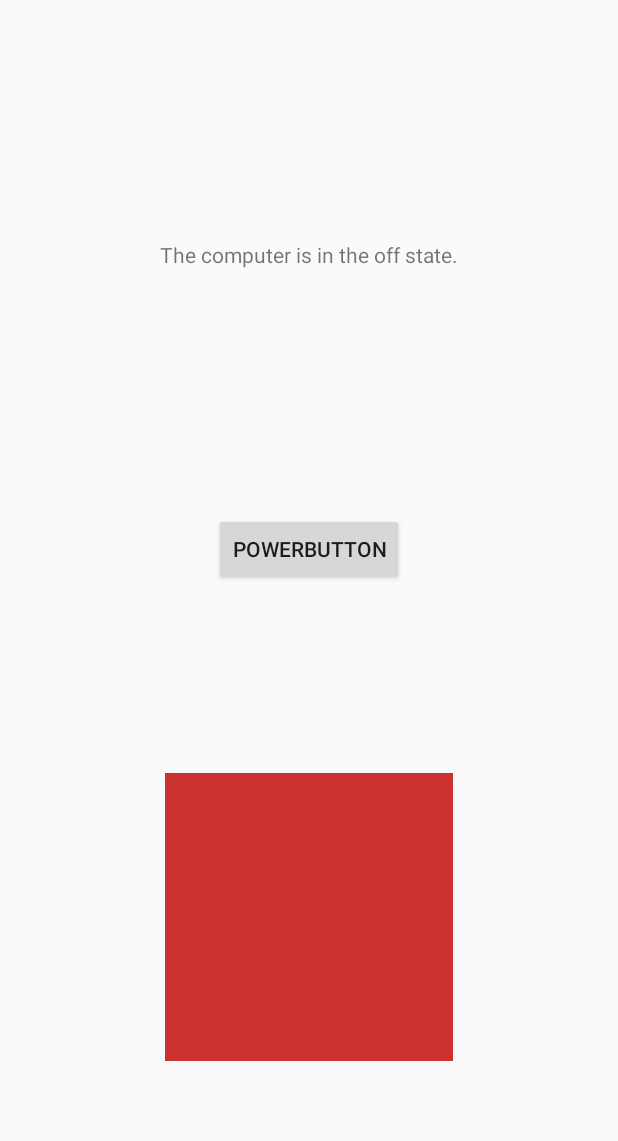
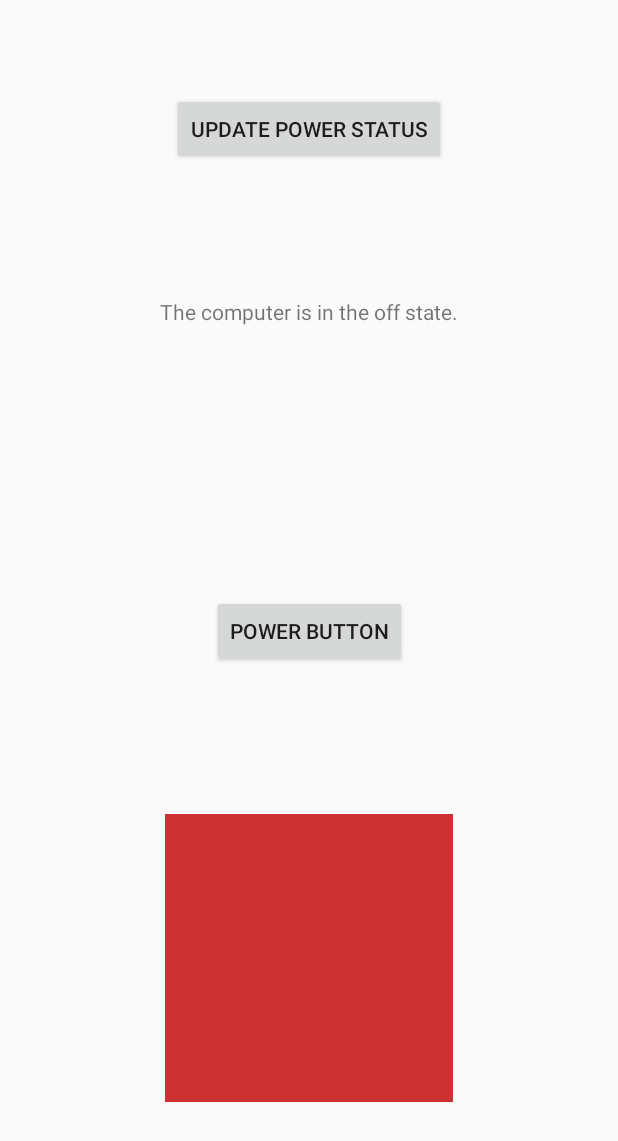
Before and after one commit to brianazick/senior_project, an Android app: the screen it shows after launch (MainActivity), on a phone screen of 412 x 824 dp. Shown: the top 1141 px of the screen. Run offline under Robolectric (Android 15) with nearby library versions, the phone set to English and light mode, and no system bars; libraries missing offline, so code that uses them is left out: com.loopj.android, cz.msebera.android; 1 statement that could not run was skipped.

Commit message:
add second button for state query and refactor state querying to save data

```diff
--- a/app/src/main/java/com/example/myfirstapp/MainActivity.java
+++ b/app/src/main/java/com/example/myfirstapp/MainActivity.java
@@ -1,6 +1,8 @@
 package com.example.myfirstapp;
 
 import android.os.Bundle;
+import android.os.CountDownTimer;
+import android.os.Handler;
 import android.support.v7.app.AppCompatActivity;
 import android.util.Log;
 import android.view.View;
@@ -16,6 +18,7 @@ import org.json.JSONObject;
 
 import java.util.Timer;
 import java.util.TimerTask;
+import java.util.concurrent.TimeUnit;
 
 import cz.msebera.android.httpclient.Header;
 import cz.msebera.android.httpclient.client.ResponseHandler;
@@ -36,35 +39,14 @@ public class MainActivity extends AppCompatActivity {
         setContentView(R.layout.activity_main);
 
         PowerStatusUpdate();
-
-        Timer myTimer = new Timer();
-        myTimer.schedule(new TimerTask() {
-            @Override
-            public void run() {
-                TimerMethod();
-            }
-
-        }, 0, 1000);
     }
 
-    private void TimerMethod() {
-        //This method is called directly by the timer
-        //and runs in the same thread as the timer.
-
-        //We call the method that will work with the UI
-        //through the runOnUiThread method.
-        this.runOnUiThread(Timer_Tick);
+    public void updatePowerStatus(View view) {
+       PowerStatusUpdate();
     }
 
 
-    private Runnable Timer_Tick = new Runnable() {
-        public void run() {
-            PowerStatusUpdate();
-        }
-    };
-
-
-    // Called when the user taps the send button
+    // Called when the user taps the power button
     public void sendMessage(View view) {
         sendParticleSignal();
     }
@@ -111,6 +93,19 @@ public class MainActivity extends AppCompatActivity {
             public void onSuccess(int statusCode, Header[] headers, JSONObject response) {
                 super.onSuccess(statusCode, headers, response);
                 Log.i("ws", "---->>onSuccess JSONObject:" + response);
+                new CountDownTimer(30000, 1000) {
+
+                    @Override
+                    public void onTick(long millisUntilFinished) {
+                        // do something after 1s
+                    }
+
+                    @Override
+                    public void onFinish() {
+                        PowerStatusUpdate();
+                    }
+
+                }.start();
             }
 
             @Override
--- a/app/src/main/res/layout/activity_main.xml
+++ b/app/src/main/res/layout/activity_main.xml
@@ -21,17 +21,29 @@
         app:layout_constraintBottom_toBottomOf="parent"
         app:layout_constraintEnd_toEndOf="parent"
         app:layout_constraintStart_toStartOf="parent"
-        app:layout_constraintTop_toBottomOf="@+id/textView4" />
+        app:layout_constraintTop_toBottomOf="@+id/textView4"
+        app:layout_constraintVertical_bias="0.652" />
+
+    <Button
+        android:id="@+id/button2"
+        android:layout_width="wrap_content"
+        android:layout_height="wrap_content"
+        android:layout_marginTop="62dp"
+        android:onClick="updatePowerStatus"
+        android:text="@string/statusbutton"
+        app:layout_constraintEnd_toEndOf="parent"
+        app:layout_constraintStart_toStartOf="parent"
+        app:layout_constraintTop_toTopOf="parent" />
 
     <TextView
         android:id="@+id/textView4"
         android:layout_width="wrap_content"
         android:layout_height="wrap_content"
-        android:layout_marginTop="160dp"
+        android:layout_marginTop="88dp"
         android:text="@string/textview"
         app:layout_constraintEnd_toEndOf="parent"
         app:layout_constraintStart_toStartOf="parent"
-        app:layout_constraintTop_toTopOf="parent" />
+        app:layout_constraintTop_toBottomOf="@+id/button2" />
 
     <ImageView
         android:id="@+id/imageView"
--- a/app/src/main/res/values/strings.xml
+++ b/app/src/main/res/values/strings.xml
@@ -1,5 +1,6 @@
 <resources>
     <string name="app_name">My First App</string>
-    <string name="powerbutton">PowerButton</string>
+    <string name="powerbutton">Power Button</string>
+    <string name="statusbutton">Update Power Status</string>
     <string name="textview">TextView</string>
 </resources>
```
Also changed, not shown: 10 other files.
